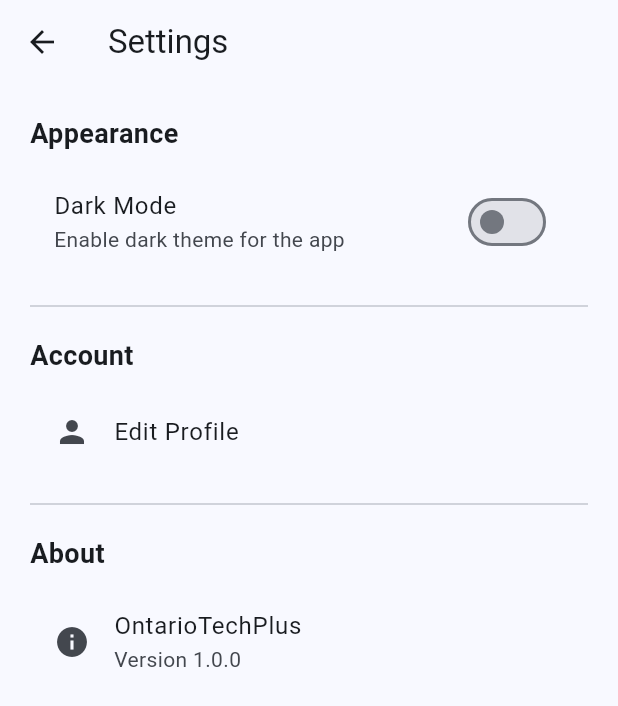
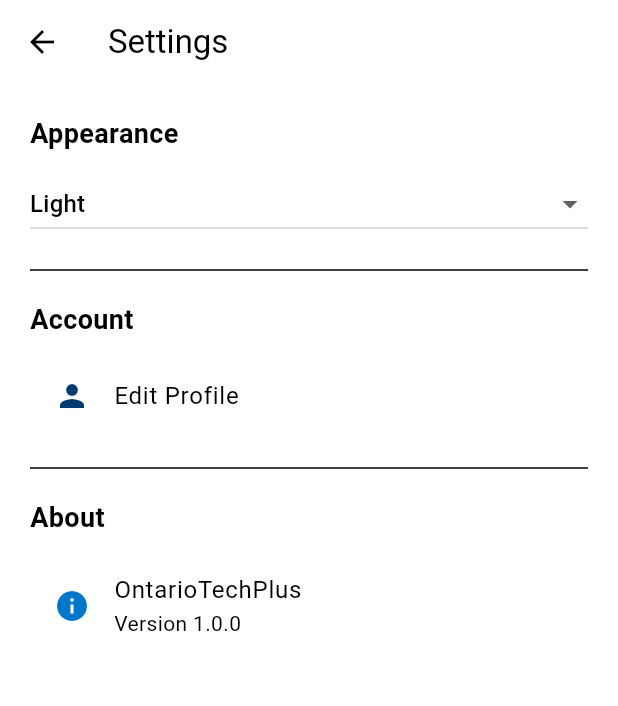
Before and after one commit to aradaynt/Ontario-Tech-Plus, a Flutter app: the screen it shows once a user with an empty profile is signed in, after a tap on "Settings", on a phone screen of 412 x 824 dp. Shown: the top 706 px of the screen. Run offline on Flutter 3.47's test engine with Material 3 defaults, Android fonts, the phone set to English and light mode, and no system bars; our stand-ins replace flutter_dotenv, flutter_map, flutter_riverpod, geolocator, latlong2, supabase_flutter and 1 more; missing offline and left inert: emailjs, flutter_polyline_points; accounts and stored records are empty.

Commit message:
Refactor and clean up code

```diff
--- a/lib/home/settings_page.dart
+++ b/lib/home/settings_page.dart
@@ -1,11 +1,6 @@
 // OntarioTechPlus - settings_page.dart
-
-// This page allows the user to manage application preferences
-// such as theme settings, notifications and account options.
-
 import 'package:flutter/material.dart';
 import 'package:flutter_riverpod/flutter_riverpod.dart';
-
 import 'package:ontario_tech_plus/theme/theme_provider.dart';
 
 class SettingsPage extends ConsumerWidget {
@@ -13,48 +8,49 @@ class SettingsPage extends ConsumerWidget {
 
   @override
   Widget build(BuildContext context, WidgetRef ref) {
-    // Watch current theme mode
-    final themeMode = ref.watch(themeProvider);
-    final isDarkMode = themeMode == ThemeMode.dark;
+    final currentTheme = ref.watch(themeProvider);
 
-    // ================== Build the page ======================
     return Scaffold(
       appBar: AppBar(title: const Text("Settings")),
-
-      // Main body with padding
       body: ListView(
         padding: const EdgeInsets.all(20),
         children: [
-          // ================== Appearance Section ======================
+          // Appearance
           const Text(
             "Appearance",
             style: TextStyle(fontSize: 18, fontWeight: FontWeight.bold),
           ),
-
           const SizedBox(height: 10),
 
-          SwitchListTile(
-            title: const Text("Dark Mode"),
-            subtitle: const Text("Enable dark theme for the app"),
-            value: isDarkMode,
-            onChanged: (value) {
-              // Toggle theme using provider
-              ref.read(themeProvider.notifier).toggleTheme(value);
+          // Dropdown for Light / Dark / Less Saturated
+          DropdownButton<AppThemeMode>(
+            value: currentTheme,
+            isExpanded: true,
+            items: const [
+              DropdownMenuItem(value: AppThemeMode.light, child: Text("Light")),
+              DropdownMenuItem(value: AppThemeMode.dark, child: Text("Dark")),
+              DropdownMenuItem(
+                value: AppThemeMode.lessSaturated,
+                child: Text("Less Saturated"),
+              ),
+            ],
+            onChanged: (mode) {
+              if (mode != null) {
+                ref.read(themeProvider.notifier).setTheme(mode);
+              }
             },
           ),
 
           const Divider(height: 40),
 
-          // ================== Account Section ======================
+          // Account
           const Text(
             "Account",
             style: TextStyle(fontSize: 18, fontWeight: FontWeight.bold),
           ),
-
           const SizedBox(height: 10),
-
           ListTile(
-            leading: const Icon(Icons.person),
+            leading: const Icon(Icons.person, color: Color(0xFF003C71)),
             title: const Text("Edit Profile"),
             onTap: () {
               Navigator.pushNamed(context, '/profile');
@@ -63,16 +59,14 @@ class SettingsPage extends ConsumerWidget {
 
           const Divider(height: 40),
 
-          // ================== About Section ======================
+          // About
           const Text(
             "About",
             style: TextStyle(fontSize: 18, fontWeight: FontWeight.bold),
           ),
-
           const SizedBox(height: 10),
-
           const ListTile(
-            leading: Icon(Icons.info),
+            leading: Icon(Icons.info, color: Color(0xFF0077CA)),
             title: Text("OntarioTechPlus"),
             subtitle: Text("Version 1.0.0"),
           ),
--- a/lib/main.dart
+++ b/lib/main.dart
@@ -1,44 +1,33 @@
 // OntarioTechPlus - main.dart
-// PLEASE NOTE: YOU MUST HAVE THE ..env IN YOUR PROJECT ROOT FOLDER
-// Initializes the app including supabase using ..env
-
 import 'package:flutter/material.dart';
 import 'package:flutter_riverpod/flutter_riverpod.dart';
+import 'package:flutter_dotenv/flutter_dotenv.dart';
+import 'package:supabase_flutter/supabase_flutter.dart';
+
+// Pages
 import 'package:ontario_tech_plus/home/settings_page.dart';
 import 'package:ontario_tech_plus/recs(ml)/reccomendation_pages.dart';
-import 'package:supabase_flutter/supabase_flutter.dart';
-import 'package:flutter_dotenv/flutter_dotenv.dart';
-
+import 'package:ontario_tech_plus/auth/login_page.dart';
 import 'package:ontario_tech_plus/auth/auth_providers.dart';
-import 'package:ontario_tech_plus/auth/login_page.dart';
-
-import 'package:ontario_tech_plus/profile/profile_page.dart'; // To display the users name and student number
-
+import 'package:ontario_tech_plus/profile/profile_page.dart';
 import 'package:ontario_tech_plus/schedule/courses/my_courses_page.dart';
 import 'package:ontario_tech_plus/schedule/courses/course_management_page.dart';
 import 'package:ontario_tech_plus/schedule/view_my_schedule_page.dart';
 import 'package:ontario_tech_plus/schedule/courses/add_course_page.dart';
 import 'package:ontario_tech_plus/schedule/courses/drop_course_page.dart';
-
-import 'package:ontario_tech_plus/shell_page.dart'; // This page is the shell for the nav bar
-import 'package:ontario_tech_plus/theme/theme_provider.dart'; // Theme provider
+import 'package:ontario_tech_plus/shell_page.dart';
+import 'package:ontario_tech_plus/theme/theme_provider.dart';
 
 Future<void> main() async {
-  //Ensures Flutter engine/bindings are ready before doing async work
-  //Required for: Loading dotenv, init plugins, etc
   WidgetsFlutterBinding.ensureInitialized();
 
-  //Load enviroment variables from ..env
   await dotenv.load(fileName: '.env');
 
-  // Initialize Supabase at app start
   await Supabase.initialize(
     url: dotenv.env['SUPABASE_URL'] ?? '',
     anonKey: dotenv.env['SUPABASE_ANON_KEY'] ?? '',
   );
 
-  //ProviderScope is the root riverpod container
-  //Required for: ref.watch, ref.read
   runApp(const ProviderScope(child: MyApp()));
 }
 
@@ -47,63 +36,39 @@ class MyApp extends ConsumerWidget {
 
   @override
   Widget build(BuildContext context, WidgetRef ref) {
-    //Watch the auth state to decide routing
     final authState = ref.watch(authStateProvider);
-
-    //Watch the theme mode from provider
-    final themeMode = ref.watch(themeProvider);
+    final appThemeMode = ref.watch(themeProvider);
+    final themeData = ref.watch(themeProvider.notifier).themeData;
 
     return MaterialApp(
-      // App title
       title: 'Ontario Tech Plus',
+      theme: themeData.copyWith(useMaterial3: true),
+      darkTheme: ThemeData.dark().copyWith(
+        useMaterial3: true,
+        primaryColor: const Color(0xFF003C71),
+      ),
+      themeMode: appThemeMode == AppThemeMode.dark
+          ? ThemeMode.dark
+          : ThemeMode.light,
 
-      // ================== Light Theme ======================
-      theme: ThemeData(
-        useMaterial3: true,
-        colorScheme: ColorScheme.fromSeed(
-          seedColor: Colors.blue,
-          brightness: Brightness.light,
-        ),
-      ),
-
-      // ================== Dark Theme ======================
-      darkTheme: ThemeData(
-        useMaterial3: true,
-        colorScheme: ColorScheme.fromSeed(
-          seedColor: Colors.blue,
-          brightness: Brightness.dark,
-        ),
-      ),
-
-      // Active Theme Mode (Controlled by Riverpod)
-      themeMode: themeMode,
-
+      //Routing
       routes: {
-        // Profile route
         '/profile': (_) => const ProfilePage(),
-
-        // course/schedule Routes
         '/courses': (_) => const MyCoursesPage(),
         '/view_schedule': (_) => const ViewMySchedulePage(),
         '/course_management': (_) => const CourseManagementPage(),
         '/add_course': (_) => const AddCoursePage(),
         '/drop_course': (_) => const DropCoursePage(),
-
         '/recommendations': (_) => const RecommendationPage(),
-
         '/schedule': (_) => const ViewMySchedulePage(),
-
         '/settings': (_) => const SettingsPage(),
       },
 
-      // ================== Routing ======================
       home: authState.when(
         data: (session) =>
             session != null ? const ShellPage() : const LoginPage(),
-
         loading: () =>
             const Scaffold(body: Center(child: CircularProgressIndicator())),
-
         error: (_, __) =>
             const Scaffold(body: Center(child: Text("Something went wrong"))),
       ),
--- a/lib/theme/theme_provider.dart
+++ b/lib/theme/theme_provider.dart
@@ -1,22 +1,81 @@
 // OntarioTechPlus - theme_provider.dart
+import 'package:flutter/material.dart';
+import 'package:flutter_riverpod/flutter_riverpod.dart';
 
-// This provider manages the application's theme mode (light / dark)
-// and allows it to be toggled from anywhere in the app.
+// Enum for theme modes
+enum AppThemeMode { light, dark, lessSaturated }
 
-import 'package:flutter/material.dart';
-import 'package:flutter_riverpod/legacy.dart';
+// StateNotifier for managing theme
+class ThemeNotifier extends StateNotifier<AppThemeMode> {
+  ThemeNotifier() : super(AppThemeMode.light);
 
-// StateNotifier that holds ThemeMode
-class ThemeNotifier extends StateNotifier<ThemeMode> {
-  ThemeNotifier() : super(ThemeMode.light);
+  void setTheme(AppThemeMode mode) => state = mode;
 
-  // Toggle between light and dark mode
-  void toggleTheme(bool isDarkMode) {
-    state = isDarkMode ? ThemeMode.dark : ThemeMode.light;
+  void cycleTheme() {
+    switch (state) {
+      case AppThemeMode.light:
+        state = AppThemeMode.dark;
+        break;
+      case AppThemeMode.dark:
+        state = AppThemeMode.lessSaturated;
+        break;
+      case AppThemeMode.lessSaturated:
+        state = AppThemeMode.light;
+        break;
+    }
+  }
+
+  ThemeData get themeData {
+    switch (state) {
+      case AppThemeMode.dark:
+        return ThemeData.dark().copyWith(primaryColor: const Color(0xFF003C71));
+
+      case AppThemeMode.lessSaturated:
+        return ThemeData(
+          brightness: Brightness.light,
+          scaffoldBackgroundColor: const Color(0xFFACA39A),
+          cardColor: const Color(0xFFFFFFFF),
+          primaryColor: const Color(0xFF003C71),
+          colorScheme: const ColorScheme.light(
+            primary: Color(0xFF003C71),
+            secondary: Color(0xFFE75D2A),
+            surface: Color(0xFFACA39A),
+            onPrimary: Color(0xFFFFFFFF),
+            onSurface: Color(0xFF5B6770),
+          ),
+          iconTheme: const IconThemeData(color: Color(0xFF0077CA)),
+          textTheme: const TextTheme(
+            bodyLarge: TextStyle(color: Color(0xFF5B6770)),
+            bodyMedium: TextStyle(color: Color(0xFFA7A8AA)),
+            titleMedium: TextStyle(color: Color(0xFFA7A8AA)),
+          ),
+          dividerColor: const Color(0xFFA7A8AA),
+          appBarTheme: const AppBarTheme(
+            backgroundColor: Color(0xFFACA39A),
+            foregroundColor: Color(0xFF5B6770),
+            elevation: 0,
+          ),
+          switchTheme: SwitchThemeData(
+            thumbColor: MaterialStateProperty.all(const Color(0xFF0077CA)),
+            trackColor: MaterialStateProperty.all(const Color(0xFFACA39A)),
+          ),
+        );
+
+      case AppThemeMode.light:
+      default:
+        return ThemeData(
+          brightness: Brightness.light,
+          primaryColor: const Color(0xFF003C71),
+          colorScheme: const ColorScheme.light(
+            primary: Color(0xFF003C71),
+            secondary: Color(0xFFE75D2A),
+          ),
+        );
+    }
   }
 }
 
-// Global theme provider
-final themeProvider = StateNotifierProvider<ThemeNotifier, ThemeMode>((ref) {
-  return ThemeNotifier();
-});
+// Global provider
+final themeProvider = StateNotifierProvider<ThemeNotifier, AppThemeMode>(
+  (ref) => ThemeNotifier(),
+);
--- a/pubspec.yaml
+++ b/pubspec.yaml
@@ -41,7 +41,7 @@ dependencies:
   # The following adds the Cupertino Icons font to your application.
   # Use with the CupertinoIcons class for iOS style icons.
   cupertino_icons: ^1.0.8
-  flutter_riverpod: ^3.2.1
+  flutter_riverpod: ^2.5.1
   supabase_flutter: ^2.12.0
   emailjs: ^4.0.0
   flutter_dotenv: ^6.0.0
@@ -72,7 +72,7 @@ flutter:
   uses-material-design: true
 
   assets:
-    - .env
+    - ..env
 
     - assets/backgrounds/LoginBackground.png
     - assets/backgrounds/LoginBackground2.png
```
Also changed, not shown: pubspec.lock.
